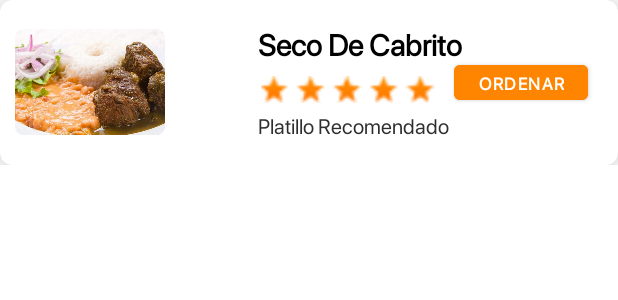
After one commit to ErickG-afk/PlatillosVoladoresApp, an Android app: the layout item_platillos.xml on its own in the app's theme, with its tools: preview values and no code run, on a phone screen of 412 x 824 dp. The commit adds this screen. Shown: the top 300 px of the screen. Run offline under Robolectric (Android 15) with nearby library versions, the phone set to English and light mode, and no system bars.

Commit message:
Creating list of recommended foods with recyclerview

```diff
--- a/app/src/main/java/com/example/platillosvoladoresapp/api/ConfigApi.java
+++ b/app/src/main/java/com/example/platillosvoladoresapp/api/ConfigApi.java
@@ -25,6 +25,7 @@ public class ConfigApi {
     private static ClienteApi clienteApi;
     private static DocumentoAlmacenadoApi documentoAlmacenadoApi;
     private static CategoriaAPI categoriaAPI;
+    private static PlatoApi platoApi;
 
     static {
         initClient();
@@ -90,4 +91,9 @@ public class ConfigApi {
             categoriaAPI = retrofit.create(CategoriaAPI.class);
         return categoriaAPI;
     }
+    public static PlatoApi getPlatoApi(){
+        if(platoApi == null)
+            platoApi = retrofit.create(PlatoApi.class);
+        return platoApi;
+    }
 }
--- /dev/null
+++ b/app/src/main/res/layout/item_platillos.xml
@@ -0,0 +1,74 @@
+<?xml version="1.0" encoding="utf-8"?>
+<LinearLayout xmlns:android="http://schemas.android.com/apk/res/android"
+    xmlns:app="http://schemas.android.com/apk/res-auto"
+    android:layout_width="match_parent"
+    android:layout_height="wrap_content"
+    android:orientation="vertical">
+
+    <com.google.android.material.card.MaterialCardView
+        android:layout_width="match_parent"
+        android:layout_height="wrap_content"
+        android:theme="@style/Theme.MaterialComponents.Light"
+        app:cardCornerRadius="8dp"
+        app:cardElevation="8dp">
+
+        <ImageView
+            android:id="@+id/imgPlatillo"
+            android:layout_width="100dp"
+            android:layout_height="100dp"
+            android:layout_gravity="center_vertical"
+            android:layout_marginLeft="10dp"
+            android:src="@drawable/food_two" />
+
+        <RelativeLayout
+            android:layout_width="250dp"
+            android:layout_height="110dp"
+            android:layout_gravity="end"
+            android:padding="10dp">
+
+            <TextView
+                android:id="@+id/namePlatillo"
+                android:layout_width="wrap_content"
+                android:layout_height="wrap_content"
+                android:layout_marginTop="5dp"
+                android:fontFamily="@font/san_francisco"
+                android:text="Seco De Cabrito"
+                android:textColor="#000"
+                android:textSize="20dp"
+                android:textStyle="bold" />
+
+            <ImageView
+                android:id="@+id/iv1"
+                android:layout_width="120dp"
+                android:layout_height="18dp"
+                android:layout_below="@id/namePlatillo"
+                android:layout_marginTop="8dp"
+                android:src="@drawable/rating_orange_small" />
+
+            <TextView
+                android:layout_width="wrap_content"
+                android:layout_height="wrap_content"
+                android:layout_below="@id/iv1"
+                android:layout_marginTop="5dp"
+                android:fontFamily="@font/san_francisco"
+                android:text="Platillo Recomendado"
+                android:textColor="#2e2e2e"
+                android:textSize="14dp" />
+
+            <Button
+                android:id="@+id/btnOrdenar"
+                android:layout_width="wrap_content"
+                android:layout_height="35dp"
+                android:layout_alignParentRight="true"
+                android:layout_centerVertical="true"
+                android:layout_marginRight="10dp"
+                android:backgroundTint="#FF8500"
+                android:fontFamily="@font/san_francisco"
+                android:text="Ordenar"
+                android:textColor="#fff"
+                android:textSize="11dp"
+                android:textStyle="bold" />
+
+        </RelativeLayout>
+    </com.google.android.material.card.MaterialCardView>
+</LinearLayout>
```
Also changed, not shown: app/src/main/java/com/example/platillosvoladoresapp/activity/ui/inicio/InicioFragment.java (+23 -1 lines), app/src/main/java/com/example/platillosvoladoresapp/adapter/PlatoRecomendadoAdapter.java (added, +88 -0 lines), app/src/main/java/com/example/platillosvoladoresapp/api/PlatoApi.java (added, +20 -0 lines), app/src/main/java/com/example/platillosvoladoresapp/repository/PlatoRepository.java (added, +63 -0 lines), app/src/main/java/com/example/platillosvoladoresapp/viewmodel/PlatoViewModel.java (added, +31 -0 lines), app/src/main/res/layout/fragment_inicio.xml (+20 -1 lines), app/src/main/res/layout/item_categorias.xml (+9 -4 lines), app/src/main/res/drawable/food_two.png (added), app/src/main/res/drawable/rating_orange_small.png (added).
